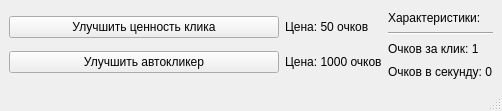
This is upgradewindow.ui in TETROGAME/FAMClickerS as Qt 5 draws it before an edit. The edited form follows.
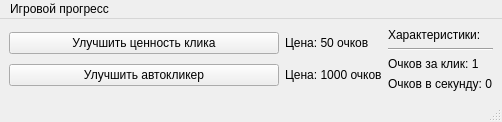
This is the edited form.

Patch:
```diff
--- a/upgradewindow.ui
+++ b/upgradewindow.ui
@@ -105,6 +105,14 @@
      <height>17</height>
     </rect>
    </property>
+   <widget class="QMenu" name="gameProgressMenu">
+    <property name="title">
+     <string>Игровой прогресс</string>
+    </property>
+    <addaction name="saveGameAction"/>
+    <addaction name="loadGameAction"/>
+   </widget>
+   <addaction name="gameProgressMenu"/>
   </widget>
   <widget class="QStatusBar" name="statusbar"/>
  </widget>
```
Left out of the diff: 10 changed lines with no effect on the pictures.
